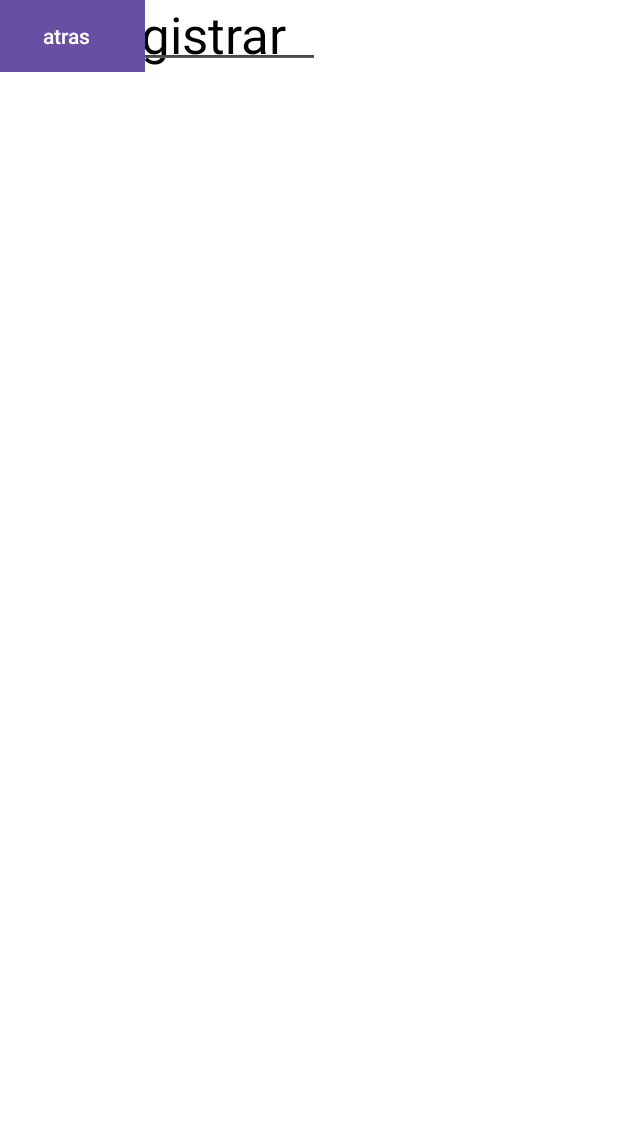
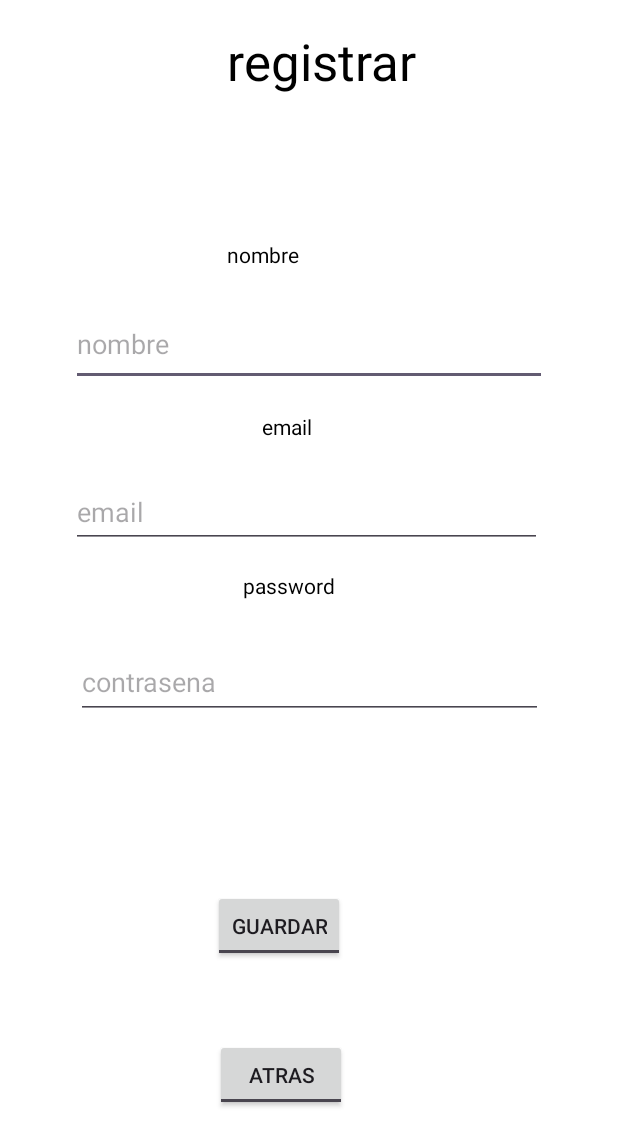
Before and after one commit to carmolano/Andro-apestor-CMM, an Android app: the layout activity_registro.xml on its own in the app's theme, with its tools: preview values and no code run, on a phone screen of 412 x 824 dp. Shown: the top 1146 px of the screen. Run offline under Robolectric (Android 15) with nearby library versions, the phone set to English and light mode, and no system bars.

Commit message:
feat( configuracion de registro y demas )
feature : se realiza commit de  modificaciones y demas )

```diff
--- a/src/main/res/layout/activity_registro.xml
+++ b/src/main/res/layout/activity_registro.xml
@@ -10,90 +10,126 @@
 
     <TextView
         android:id="@+id/textView2"
-        android:layout_width="255dp"
-        android:layout_height="56dp"
+        android:layout_width="326dp"
+        android:layout_height="47dp"
         android:text="registrar"
         android:textAlignment="center"
         android:textColor="@color/black"
         android:textColorHint="@color/black"
         android:textSize="34sp"
-        tools:layout_editor_absoluteX="78dp"
-        tools:layout_editor_absoluteY="42dp" />
+        app:layout_constraintBottom_toBottomOf="parent"
+        app:layout_constraintEnd_toEndOf="parent"
+        app:layout_constraintHorizontal_bias="0.6"
+        app:layout_constraintStart_toStartOf="parent"
+        app:layout_constraintTop_toTopOf="parent"
+        app:layout_constraintVertical_bias="0.023" />
 
     <TextView
         android:id="@+id/textView6"
-        android:layout_width="wrap_content"
-        android:layout_height="wrap_content"
+        android:layout_width="79dp"
+        android:layout_height="20dp"
         android:text="nombre"
         android:textColor="@color/black"
-        tools:layout_editor_absoluteX="78dp"
-        tools:layout_editor_absoluteY="155dp" />
+        app:layout_constraintBottom_toBottomOf="parent"
+        app:layout_constraintEnd_toEndOf="parent"
+        app:layout_constraintHorizontal_bias="0.454"
+        app:layout_constraintStart_toStartOf="parent"
+        app:layout_constraintTop_toTopOf="parent"
+        app:layout_constraintVertical_bias="0.199" />
 
     <EditText
-        android:id="@+id/editTextText"
-        android:layout_width="wrap_content"
-        android:layout_height="wrap_content"
+        android:id="@+id/txtnombre"
+        android:layout_width="317dp"
+        android:layout_height="55dp"
         android:ems="10"
-        android:inputType="text"
+        android:hint="@string/txtnombre"
+        android:inputType=""
         android:textColor="@color/black"
-        tools:layout_editor_absoluteX="78dp"
-        tools:layout_editor_absoluteY="189dp" />
+        app:layout_constraintBottom_toBottomOf="parent"
+        app:layout_constraintEnd_toEndOf="parent"
+        app:layout_constraintStart_toStartOf="parent"
+        app:layout_constraintTop_toTopOf="parent"
+        app:layout_constraintVertical_bias="0.263" />
 
     <TextView
         android:id="@+id/textView7"
-        android:layout_width="wrap_content"
-        android:layout_height="wrap_content"
+        android:layout_width="56dp"
+        android:layout_height="27dp"
         android:text="email"
         android:textColor="@color/black"
-        tools:layout_editor_absoluteX="78dp"
-        tools:layout_editor_absoluteY="241dp" />
+        app:layout_constraintBottom_toBottomOf="parent"
+        app:layout_constraintEnd_toEndOf="parent"
+        app:layout_constraintHorizontal_bias="0.49"
+        app:layout_constraintStart_toStartOf="parent"
+        app:layout_constraintTop_toTopOf="parent"
+        app:layout_constraintVertical_bias="0.345" />
 
     <EditText
-        android:id="@+id/editTextText2"
-        android:layout_width="wrap_content"
-        android:layout_height="wrap_content"
+        android:id="@+id/txtemail"
+        android:layout_width="314dp"
+        android:layout_height="48dp"
         android:ems="10"
-        android:inputType="text"
+        android:hint="@string/txtemail"
+        android:inputType=""
         android:textColor="@color/black"
-        tools:layout_editor_absoluteX="78dp"
-        tools:layout_editor_absoluteY="273dp" />
+        app:layout_constraintBottom_toBottomOf="parent"
+        app:layout_constraintEnd_toEndOf="parent"
+        app:layout_constraintHorizontal_bias="0.484"
+        app:layout_constraintStart_toStartOf="parent"
+        app:layout_constraintTop_toTopOf="parent"
+        app:layout_constraintVertical_bias="0.409" />
 
     <TextView
         android:id="@+id/textView8"
+        android:layout_width="83dp"
+        android:layout_height="25dp"
+        android:text="password"
+        android:textColor="@color/black"
+        app:layout_constraintBottom_toBottomOf="parent"
+        app:layout_constraintEnd_toEndOf="parent"
+        app:layout_constraintHorizontal_bias="0.493"
+        app:layout_constraintStart_toStartOf="parent"
+        app:layout_constraintTop_toTopOf="parent"
+        app:layout_constraintVertical_bias="0.477" />
+
+    <EditText
+        android:id="@+id/txt_passw"
+        android:layout_width="311dp"
+        android:layout_height="49dp"
+        android:ems="10"
+        android:hint="@string/txtpassw"
+        android:inputType=""
+        android:textColor="@color/black"
+        app:layout_constraintBottom_toBottomOf="parent"
+        app:layout_constraintEnd_toEndOf="parent"
+        app:layout_constraintStart_toStartOf="parent"
+        app:layout_constraintTop_toTopOf="parent"
+        app:layout_constraintVertical_bias="0.555" />
+
+    <ToggleButton
+        android:id="@+id/btnGuardarData"
         android:layout_width="wrap_content"
         android:layout_height="wrap_content"
-        android:text="password"
-        android:textColor="@color/black"
-        tools:layout_editor_absoluteX="80dp"
-        tools:layout_editor_absoluteY="335dp" />
+        android:text="ToggleButton"
+        android:textOff="guardar"
+        app:layout_constraintBottom_toBottomOf="parent"
+        app:layout_constraintEnd_toEndOf="parent"
+        app:layout_constraintHorizontal_bias="0.439"
+        app:layout_constraintStart_toStartOf="parent"
+        app:layout_constraintTop_toTopOf="parent"
+        app:layout_constraintVertical_bias="0.765" />
 
-    <EditText
-        android:id="@+id/editTextText5"
+    <ToggleButton
+        android:id="@+id/btnatras"
         android:layout_width="wrap_content"
         android:layout_height="wrap_content"
-        android:ems="10"
-        android:inputType="text"
-        android:textColor="@color/black"
-        tools:layout_editor_absoluteX="78dp"
-        tools:layout_editor_absoluteY="367dp" />
-
-    <Button
-        android:id="@+id/button"
-        android:layout_width="wrap_content"
-        android:layout_height="wrap_content"
-        android:background="#D78B1C"
-        android:backgroundTint="#669542"
-        android:text="guardar"
-        android:textColorLink="#FFC107"
-        tools:layout_editor_absoluteX="142dp"
-        tools:layout_editor_absoluteY="545dp" />
-
-    <Button
-        android:id="@+id/button2"
-        android:layout_width="wrap_content"
-        android:layout_height="wrap_content"
-        android:text="atras"
-        tools:layout_editor_absoluteX="279dp"
-        tools:layout_editor_absoluteY="639dp" />
+        android:text="ToggleButton"
+        android:textOff="atras"
+        app:layout_constraintBottom_toBottomOf="parent"
+        app:layout_constraintEnd_toEndOf="parent"
+        app:layout_constraintHorizontal_bias="0.442"
+        app:layout_constraintStart_toStartOf="parent"
+        app:layout_constraintTop_toTopOf="parent"
+        app:layout_constraintVertical_bias="0.893" />
 
 </androidx.constraintlayout.widget.ConstraintLayout>
--- a/src/main/res/values/strings.xml
+++ b/src/main/res/values/strings.xml
@@ -9,6 +9,12 @@
     <string name="ingresaEmail">Ingresa_email</string>
     <string name="Appestor_aplicaciones">APP_APLICACIONES_21</string>
     <string name="title_activity_registro">registro</string>
+    <string name="txtnombre">nombre</string>
+    <string name="txtemail">email</string>
+    <string name="txtpassw">contrasena</string>
+    <string name="Appestor_Recovery">recuperar contraseña</string>
+    <string name="title_contrasena">Recuperar Contraseñas</string>
+
     <string name="large_text">
         "Material is the metaphor.\n\n"
 
```
Also changed, not shown: src/main/res/layout/activity_recovery_email.xml (added, +75 -0 lines), src/main/res/layout/activity_registro_aplicaciones.xml (+24 -0 lines), src/main/res/layout/activity_registro_usuarios.xml (+33 -0 lines).
